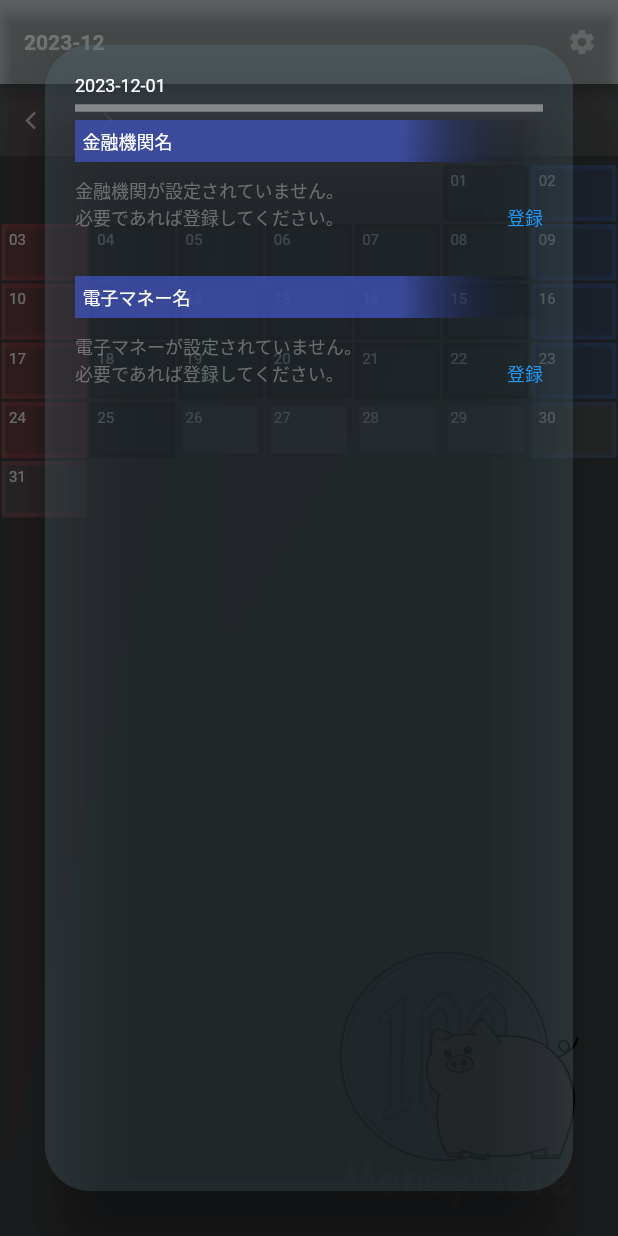
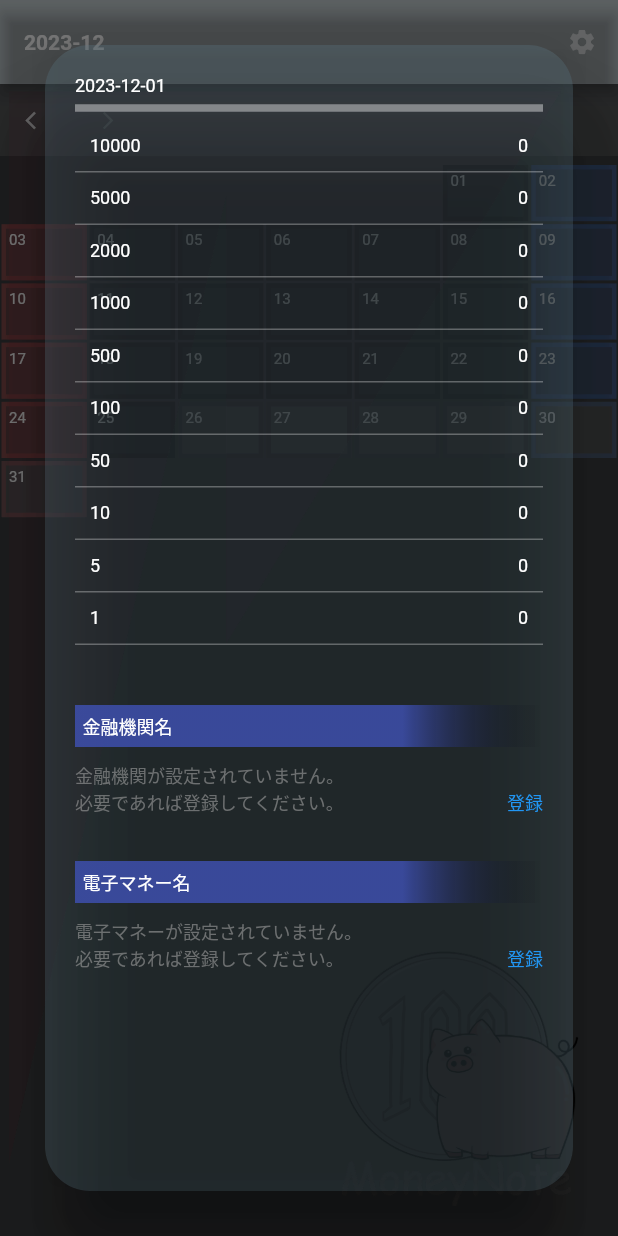
Before and after one commit to hidechy/app_moneynote2, a Flutter app: the screen it shows after launch, after a tap on "01", on a phone screen of 412 x 824 dp. Run offline on Flutter 3.47's test engine with Material 3 defaults, Android fonts, the phone set to English and light mode, and no system bars; our stand-ins replace flutter_hooks, flutter_riverpod, freezed_annotation, google_fonts, hooks_riverpod, isar; accounts and stored records are empty; generated files the repository leaves out were written again; network calls fail; Roboto replaces fonts that are missing (Kiwi Maru, KiwiMaru).

Commit message:
commit 20231225 dummy money input

```diff
--- a/lib/collections/bank_price.dart
+++ b/lib/collections/bank_price.dart
@@ -6,6 +6,7 @@ part 'bank_price.g.dart';
 class BankPrice {
   Id id = Isar.autoIncrement;
 
+  @Index()
   late String date;
 
   late String depositType;
--- a/lib/collections/income.dart
+++ b/lib/collections/income.dart
@@ -6,7 +6,7 @@ part 'income.g.dart';
 class Income {
   Id id = Isar.autoIncrement;
 
-  @Index(unique: true)
+  @Index()
   late String date;
 
   late String sourceName;
--- a/lib/screens/components/___dummy_data_input_alert.dart
+++ b/lib/screens/components/___dummy_data_input_alert.dart
@@ -1,11 +1,11 @@
 import 'package:flutter/material.dart';
 import 'package:google_fonts/google_fonts.dart';
 import 'package:isar/isar.dart';
-import 'package:money_note/collections/bank_price.dart';
-import 'package:money_note/collections/emoney_name.dart';
 
 import '../../collections/bank_name.dart';
-
+import '../../collections/bank_price.dart';
+import '../../collections/emoney_name.dart';
+import '../../collections/money.dart';
 import '../../extensions/extensions.dart';
 
 class DummyDataInputAlert extends StatelessWidget {
@@ -278,6 +278,70 @@ class DummyDataInputAlert extends StatelessWidget {
                   },
                   child: const Text('emoney-5'),
                 ),
+                Divider(color: Colors.white.withOpacity(0.4), thickness: 5),
+                ElevatedButton(
+                  onPressed: () {
+                    final date1 = DateTime.now();
+
+                    _inputMoney(
+                      money: Money()
+                        ..date = date1.yyyymmdd
+                        ..yen_10000 = 7
+                        ..yen_5000 = 7
+                        ..yen_2000 = 7
+                        ..yen_1000 = 7
+                        ..yen_500 = 7
+                        ..yen_100 = 7
+                        ..yen_50 = 7
+                        ..yen_10 = 7
+                        ..yen_5 = 7
+                        ..yen_1 = 7,
+                    );
+                  },
+                  child: const Text('money-1'),
+                ),
+                ElevatedButton(
+                  onPressed: () {
+                    final date2 = DateTime(DateTime.now().year, DateTime.now().month, DateTime.now().day - 1);
+
+                    _inputMoney(
+                      money: Money()
+                        ..date = date2.yyyymmdd
+                        ..yen_10000 = 8
+                        ..yen_5000 = 8
+                        ..yen_2000 = 8
+                        ..yen_1000 = 8
+                        ..yen_500 = 8
+                        ..yen_100 = 8
+                        ..yen_50 = 8
+                        ..yen_10 = 8
+                        ..yen_5 = 8
+                        ..yen_1 = 8,
+                    );
+                  },
+                  child: const Text('money-2'),
+                ),
+                ElevatedButton(
+                  onPressed: () {
+                    final date3 = DateTime(DateTime.now().year, DateTime.now().month, DateTime.now().day - 2);
+
+                    _inputMoney(
+                      money: Money()
+                        ..date = date3.yyyymmdd
+                        ..yen_10000 = 9
+                        ..yen_5000 = 9
+                        ..yen_2000 = 9
+                        ..yen_1000 = 9
+                        ..yen_500 = 9
+                        ..yen_100 = 9
+                        ..yen_50 = 9
+                        ..yen_10 = 9
+                        ..yen_5 = 9
+                        ..yen_1 = 9,
+                    );
+                  },
+                  child: const Text('money-3'),
+                ),
               ],
             ),
           ),
@@ -287,17 +351,19 @@ class DummyDataInputAlert extends StatelessWidget {
   }
 
   ///
-  Future<void> _inputBankName({required BankName bankName}) async {
-    await isar.writeTxn(() async => isar.bankNames.put(bankName));
-  }
+  Future<void> _inputBankName({required BankName bankName}) async =>
+      await isar.writeTxn(() async => isar.bankNames.put(bankName));
 
   ///
-  Future<void> _inputEmoneyName({required EmoneyName emoneyName}) async {
-    await isar.writeTxn(() async => isar.emoneyNames.put(emoneyName));
-  }
+  Future<void> _inputEmoneyName({required EmoneyName emoneyName}) async =>
+      await isar.writeTxn(() async => isar.emoneyNames.put(emoneyName));
 
   ///
-  Future<void> _inputBankPrice({required BankPrice bankPrice}) async {
-    await isar.writeTxn(() async => isar.bankPrices.put(bankPrice));
+  Future<void> _inputBankPrice({required BankPrice bankPrice}) async =>
+      await isar.writeTxn(() async => isar.bankPrices.put(bankPrice));
+
+  ///
+  Future<void> _inputMoney({required Money money}) async {
+    await isar.writeTxn(() async => isar.moneys.put(money));
   }
 }
--- a/lib/screens/components/daily_money_display_alert.dart
+++ b/lib/screens/components/daily_money_display_alert.dart
@@ -58,6 +58,9 @@ class _DailyMoneyDisplayAlertState extends ConsumerState<DailyMoneyDisplayAlert>
                 Container(width: context.screenSize.width),
                 Text(widget.date.yyyymmdd),
                 Divider(color: Colors.white.withOpacity(0.4), thickness: 5),
+
+                _displaySingleMoney(),
+                const SizedBox(height: 20),
 
                 /////==================================///// BankNames
 
@@ -138,6 +141,37 @@ class _DailyMoneyDisplayAlertState extends ConsumerState<DailyMoneyDisplayAlert>
     );
   }
 
+  ///
+  Widget _displaySingleMoney() {
+    return Column(
+      children: [
+        _displayMoneyParts(key: '10000', value: 0),
+        _displayMoneyParts(key: '5000', value: 0),
+        _displayMoneyParts(key: '2000', value: 0),
+        _displayMoneyParts(key: '1000', value: 0),
+        _displayMoneyParts(key: '500', value: 0),
+        _displayMoneyParts(key: '100', value: 0),
+        _displayMoneyParts(key: '50', value: 0),
+        _displayMoneyParts(key: '10', value: 0),
+        _displayMoneyParts(key: '5', value: 0),
+        _displayMoneyParts(key: '1', value: 0),
+        const SizedBox(height: 20),
+      ],
+    );
+  }
+
+  ///
+  Widget _displayMoneyParts({required String key, required int value}) {
+    return Container(
+      padding: const EdgeInsets.all(10),
+      decoration: BoxDecoration(border: Border(bottom: BorderSide(color: Colors.white.withOpacity(0.3)))),
+      child: Row(
+        mainAxisAlignment: MainAxisAlignment.spaceBetween,
+        children: [Text(key), Text(value.toString().toCurrency())],
+      ),
+    );
+  }
+
   //=======================================================// BankNames // s
 
   ///
@@ -167,7 +201,7 @@ class _DailyMoneyDisplayAlertState extends ConsumerState<DailyMoneyDisplayAlert>
               Row(
                 children: [
                   Text(
-                    getListPrice(depositType: bankNameList![i].depositType, id: bankNameList![i].id)
+                    _getListPrice(depositType: bankNameList![i].depositType, id: bankNameList![i].id)
                         .toString()
                         .toCurrency(),
                   ),
@@ -228,7 +262,7 @@ class _DailyMoneyDisplayAlertState extends ConsumerState<DailyMoneyDisplayAlert>
               Row(
                 children: [
                   Text(
-                    getListPrice(depositType: emoneyNameList![i].depositType, id: emoneyNameList![i].id)
+                    _getListPrice(depositType: emoneyNameList![i].depositType, id: emoneyNameList![i].id)
                         .toString()
                         .toCurrency(),
                   ),
@@ -282,7 +316,7 @@ class _DailyMoneyDisplayAlertState extends ConsumerState<DailyMoneyDisplayAlert>
   }
 
   ///
-  int getListPrice({required String depositType, required int id}) {
+  int _getListPrice({required String depositType, required int id}) {
     var listPrice = 0;
     if (bankPricePadMap['$depositType-$id'] != null) {
       final bankPriceMap = bankPricePadMap['$depositType-$id'];
```
Also changed, not shown: lib/collections/bank_price.g.dart, lib/collections/income.g.dart.
